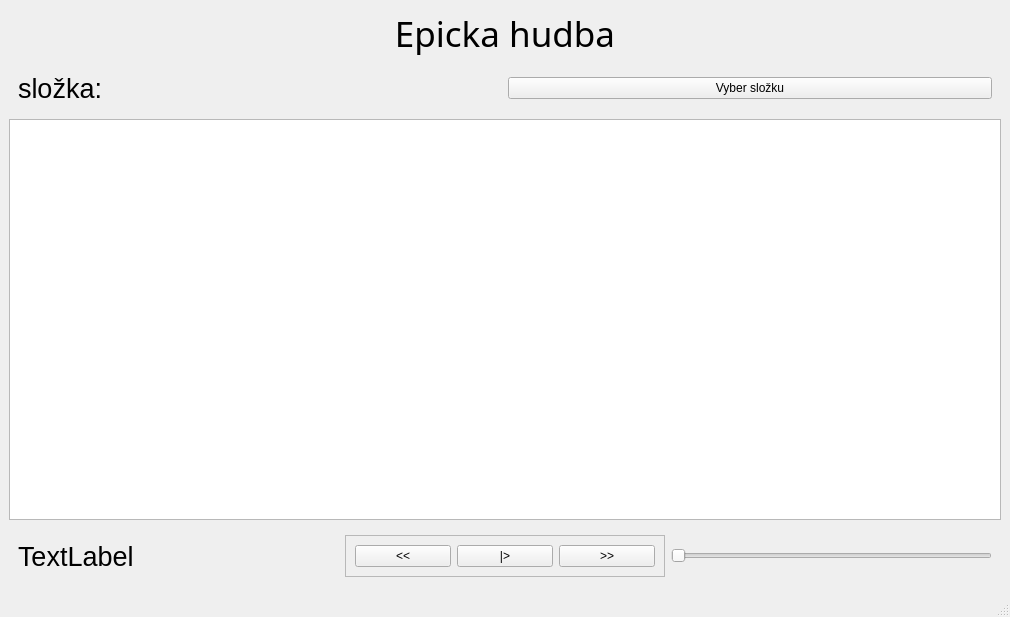
Qt form player.ui (Franta3698/musicPlayer) before a commit.
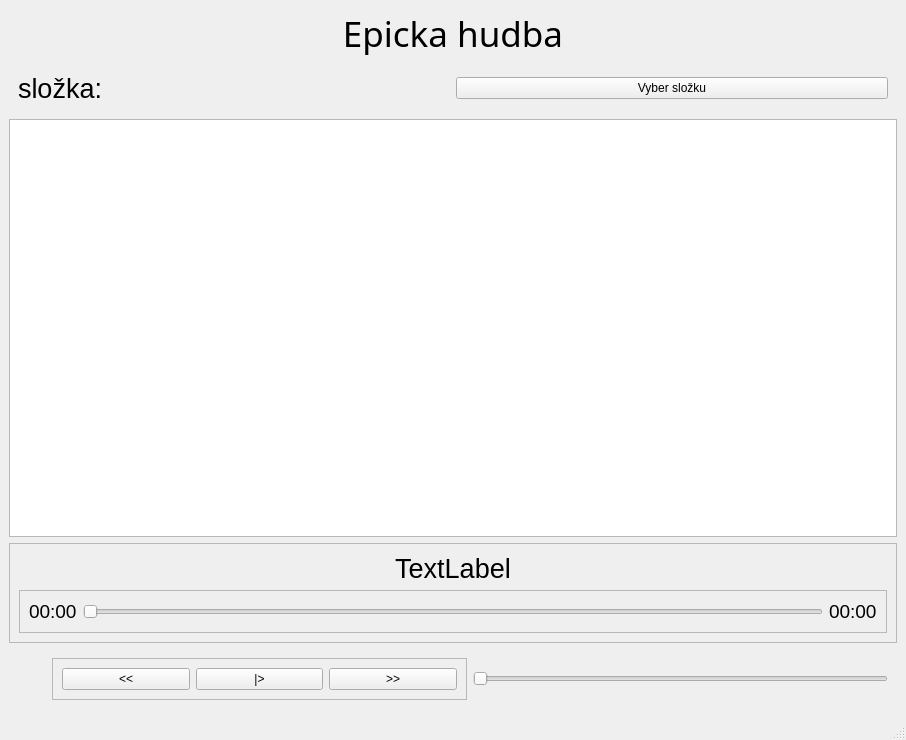
The same form after that commit.

Commit message: started scruber

```diff
--- a/player.ui
+++ b/player.ui
@@ -6,8 +6,8 @@
    <rect>
     <x>0</x>
     <y>0</y>
-    <width>1010</width>
-    <height>617</height>
+    <width>906</width>
+    <height>740</height>
    </rect>
   </property>
   <property name="windowTitle">
@@ -66,17 +66,23 @@
      </widget>
     </item>
     <item>
-     <widget class="QListWidget" name="Songs_widget"/>
+     <widget class="QListWidget" name="Songs_widget">
+      <property name="font">
+       <font>
+        <pointsize>14</pointsize>
+       </font>
+      </property>
+     </widget>
     </item>
     <item>
-     <widget class="QFrame" name="frame">
+     <widget class="QFrame" name="frame_3">
       <property name="frameShape">
-       <enum>QFrame::Shape::NoFrame</enum>
+       <enum>QFrame::Shape::StyledPanel</enum>
       </property>
       <property name="frameShadow">
        <enum>QFrame::Shadow::Raised</enum>
       </property>
-      <layout class="QHBoxLayout" name="horizontalLayout">
+      <layout class="QVBoxLayout" name="verticalLayout_2">
        <item>
         <widget class="QLabel" name="CurrentMusic_label">
          <property name="font">
@@ -88,9 +94,80 @@
           <string>TextLabel</string>
          </property>
          <property name="alignment">
-          <set>Qt::AlignmentFlag::AlignLeading|Qt::AlignmentFlag::AlignLeft|Qt::AlignmentFlag::AlignVCenter</set>
+          <set>Qt::AlignmentFlag::AlignCenter</set>
          </property>
         </widget>
+       </item>
+       <item>
+        <widget class="QFrame" name="frame_4">
+         <property name="frameShape">
+          <enum>QFrame::Shape::StyledPanel</enum>
+         </property>
+         <property name="frameShadow">
+          <enum>QFrame::Shadow::Raised</enum>
+         </property>
+         <layout class="QHBoxLayout" name="horizontalLayout_4">
+          <item>
+           <widget class="QLabel" name="CurrentSongTime_label">
+            <property name="font">
+             <font>
+              <pointsize>14</pointsize>
+             </font>
+            </property>
+            <property name="text">
+             <string>00:00</string>
+            </property>
+           </widget>
+          </item>
+          <item>
+           <widget class="QSlider" name="SongScrubber_slider">
+            <property name="orientation">
+             <enum>Qt::Orientation::Horizontal</enum>
+            </property>
+           </widget>
+          </item>
+          <item>
+           <widget class="QLabel" name="SongLength_label">
+            <property name="font">
+             <font>
+              <pointsize>14</pointsize>
+             </font>
+            </property>
+            <property name="text">
+             <string>00:00</string>
+            </property>
+           </widget>
+          </item>
+         </layout>
+        </widget>
+       </item>
+      </layout>
+     </widget>
+    </item>
+    <item>
+     <widget class="QFrame" name="frame">
+      <property name="frameShape">
+       <enum>QFrame::Shape::NoFrame</enum>
+      </property>
+      <property name="frameShadow">
+       <enum>QFrame::Shadow::Raised</enum>
+      </property>
+      <layout class="QHBoxLayout" name="horizontalLayout">
+       <item>
+        <spacer name="horizontalSpacer">
+         <property name="orientation">
+          <enum>Qt::Orientation::Horizontal</enum>
+         </property>
+         <property name="sizeType">
+          <enum>QSizePolicy::Policy::Preferred</enum>
+         </property>
+         <property name="sizeHint" stdset="0">
+          <size>
+           <width>34</width>
+           <height>20</height>
+          </size>
+         </property>
+        </spacer>
        </item>
        <item>
         <widget class="QFrame" name="frame_2">
```
Left out of the diff: 2 changed lines with no effect on the pictures. The commit also changes 2 other files.
